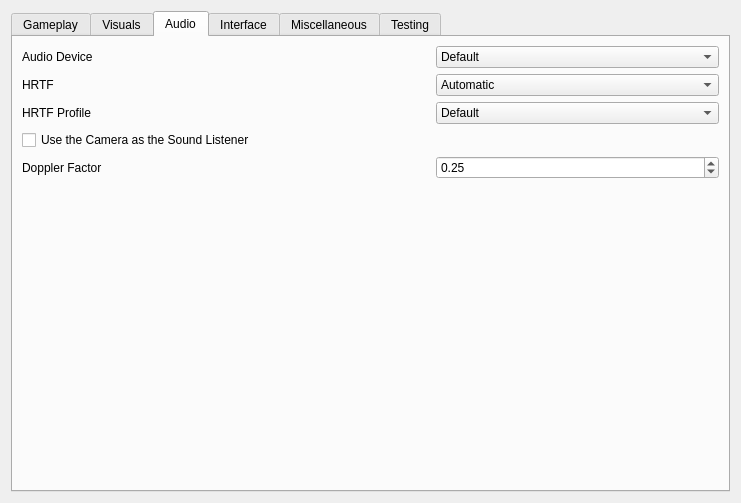
This is apps/launcher/ui/settingspage.ui in sunhawken/openmw as Qt 5 draws it before an edit. The edited form follows.
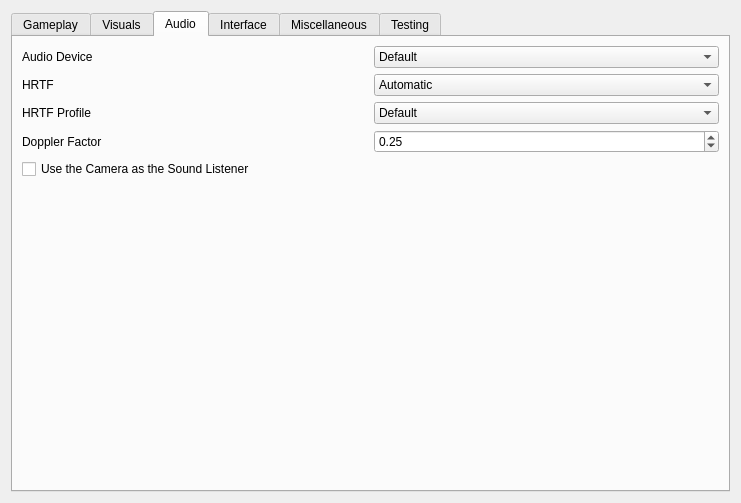
This is the edited form. The open tabs and pages were chosen to show the change.

Commit message: clean up audio page formatting

The edit to the form file:
```diff
--- a/apps/launcher/ui/settingspage.ui
+++ b/apps/launcher/ui/settingspage.ui
@@ -1089,68 +1089,20 @@
       <attribute name="title">
        <string>Audio</string>
       </attribute>
-      <layout class="QVBoxLayout">
+      <layout class="QVBoxLayout" name="verticalLayout_3">
        <item>
-        <layout class="QHBoxLayout">
-         <item>
-          <widget class="QLabel" name="audioDeviceSelectorLabel">
-           <property name="toolTip">
-            <string>Select your preferred audio device.</string>
-           </property>
-           <property name="text">
-            <string>Audio Device</string>
-           </property>
-          </widget>
-         </item>
-         <item>
-          <widget class="QComboBox" name="audioDeviceSelectorComboBox">
-           <property name="sizePolicy">
-            <sizepolicy hsizetype="Fixed" vsizetype="Fixed">
-             <horstretch>0</horstretch>
-             <verstretch>0</verstretch>
-            </sizepolicy>
-           </property>
-           <property name="minimumSize">
-            <size>
-             <width>283</width>
-             <height>0</height>
-            </size>
-           </property>
-           <property name="currentIndex">
-            <number>0</number>
-           </property>
-           <item>
-            <property name="text">
-             <string>Default</string>
-            </property>
-           </item>
-          </widget>
-         </item>
-        </layout>
-       </item>
-       <item>
-        <layout class="QHBoxLayout">
-         <item>
-          <widget class="QLabel" name="enableHRTFLabel">
-           <property name="toolTip">
-            <string>This setting controls HRTF, which simulates 3D sound on stereo systems.</string>
-           </property>
-           <property name="text">
-            <string>HRTF</string>
-           </property>
-          </widget>
-         </item>
-         <item>
+        <layout class="QGridLayout" name="audioLayout">
+         <item row="1" column="1">
           <widget class="QComboBox" name="enableHRTFComboBox">
            <property name="sizePolicy">
-            <sizepolicy hsizetype="Fixed" vsizetype="Fixed">
+            <sizepolicy hsizetype="Preferred" vsizetype="Fixed">
              <horstretch>0</horstretch>
              <verstretch>0</verstretch>
             </sizepolicy>
            </property>
            <property name="minimumSize">
             <size>
-             <width>283</width>
+             <width>0</width>
              <height>0</height>
             </size>
            </property>
@@ -1174,59 +1126,27 @@
            </item>
           </widget>
          </item>
-        </layout>
-       </item>
-       <item>
-        <layout class="QHBoxLayout">
-         <item>
-          <widget class="QLabel" name="hrtfProfileSelectorLabel">
+         <item row="1" column="0">
+          <widget class="QLabel" name="enableHRTFLabel">
            <property name="toolTip">
             <string>Select your preferred HRTF profile.</string>
            </property>
            <property name="text">
-            <string>HRTF Profile</string>
+            <string>HRTF</string>
            </property>
           </widget>
          </item>
-         <item>
-          <widget class="QComboBox" name="hrtfProfileSelectorComboBox">
-           <property name="sizePolicy">
-            <sizepolicy hsizetype="Fixed" vsizetype="Fixed">
-             <horstretch>0</horstretch>
-             <verstretch>0</verstretch>
-            </sizepolicy>
+         <item row="4" column="0">
+          <widget class="QCheckBox" name="cameraListenerCheckBox">
+           <property name="toolTip">
+            <string>In third-person view, use the camera as the sound listener instead of the player character.</string>
            </property>
-           <property name="minimumSize">
-            <size>
-             <width>283</width>
-             <height>0</height>
-            </size>
+           <property name="text">
+            <string>Use the Camera as the Sound Listener</string>
            </property>
-           <property name="currentIndex">
-            <number>0</number>
-           </property>
-           <item>
-            <property name="text">
-             <string>Default</string>
-            </property>
-           </item>
           </widget>
          </item>
-        </layout>
-       </item>
-       <item>
-        <widget class="QCheckBox" name="cameraListenerCheckBox">
-         <property name="toolTip">
-          <string>In third-person view, use the camera as the sound listener instead of the player character.</string>
-         </property>
-         <property name="text">
-          <string>Use the Camera as the Sound Listener</string>
-         </property>
-        </widget>
-       </item>
-       <item>
-        <layout class="QHBoxLayout">
-         <item>
+         <item row="3" column="0">
           <widget class="QLabel" name="dopplerLabel">
            <property name="toolTip">
             <string>&lt;html&gt;&lt;head/&gt;&lt;body&gt;&lt;p&gt;Controls the strength of the Doppler effect. Zero means it is completely disabled.&lt;/p&gt;&lt;p&gt;The Doppler effect increases or decreases the pitch of sounds relative to the velocity of the sound source and the listener.&lt;/p&gt;&lt;/body&gt;&lt;/html&gt;</string>
@@ -1236,26 +1156,8 @@
            </property>
           </widget>
          </item>
-         <item>
+         <item row="3" column="1">
           <widget class="QDoubleSpinBox" name="dopplerSpinBox">
-           <property name="sizePolicy">
-            <sizepolicy hsizetype="Fixed" vsizetype="Fixed">
-             <horstretch>0</horstretch>
-             <verstretch>0</verstretch>
-            </sizepolicy>
-           </property>
-           <property name="minimumSize">
-            <size>
-             <width>283</width>
-             <height>0</height>
-            </size>
-           </property>
-           <property name="decimals">
-            <number>2</number>
-           </property>
-           <property name="minimum">
-            <double>0.000000000000000</double>
-           </property>
            <property name="maximum">
             <double>1.000000000000000</double>
            </property>
@@ -1267,6 +1169,74 @@
            </property>
           </widget>
          </item>
+         <item row="2" column="1">
+          <widget class="QComboBox" name="hrtfProfileSelectorComboBox">
+           <property name="sizePolicy">
+            <sizepolicy hsizetype="Preferred" vsizetype="Fixed">
+             <horstretch>0</horstretch>
+             <verstretch>0</verstretch>
+            </sizepolicy>
+           </property>
+           <property name="minimumSize">
+            <size>
+             <width>0</width>
+             <height>0</height>
+            </size>
+           </property>
+           <property name="currentIndex">
+            <number>0</number>
+           </property>
+           <item>
+            <property name="text">
+             <string>Default</string>
+            </property>
+           </item>
+          </widget>
+         </item>
+         <item row="2" column="0">
+          <widget class="QLabel" name="hrtfProfileSelectorLabel">
+           <property name="toolTip">
+            <string>Select your preferred HRTF profile.</string>
+           </property>
+           <property name="text">
+            <string>HRTF Profile</string>
+           </property>
+          </widget>
+         </item>
+         <item row="0" column="0">
+          <widget class="QLabel" name="audioDeviceSelectorLabel">
+           <property name="toolTip">
+            <string>Select your preferred audio device.</string>
+           </property>
+           <property name="text">
+            <string>Audio Device</string>
+           </property>
+          </widget>
+         </item>
+         <item row="0" column="1">
+          <widget class="QComboBox" name="audioDeviceSelectorComboBox">
+           <property name="sizePolicy">
+            <sizepolicy hsizetype="Preferred" vsizetype="Fixed">
+             <horstretch>0</horstretch>
+             <verstretch>0</verstretch>
+            </sizepolicy>
+           </property>
+           <property name="minimumSize">
+            <size>
+             <width>0</width>
+             <height>0</height>
+            </size>
+           </property>
+           <property name="currentIndex">
+            <number>0</number>
+           </property>
+           <item>
+            <property name="text">
+             <string>Default</string>
+            </property>
+           </item>
+          </widget>
+         </item>
         </layout>
        </item>
        <item>
@@ -1276,8 +1246,8 @@
          </property>
          <property name="sizeHint" stdset="0">
           <size>
-           <width>0</width>
-           <height>0</height>
+           <width>20</width>
+           <height>40</height>
           </size>
          </property>
         </spacer>
```
Left out of the diff: 18 changed lines with no effect on the pictures. The commit also changes 5 other files.
